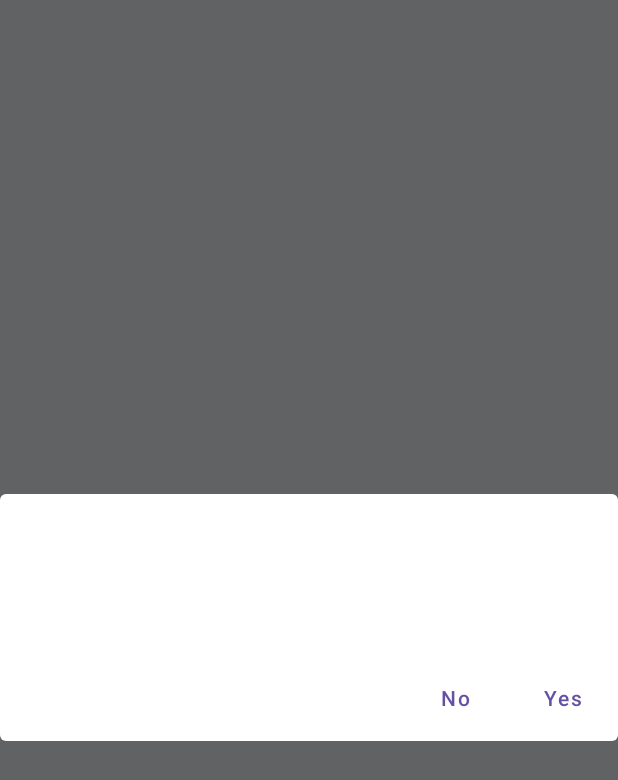
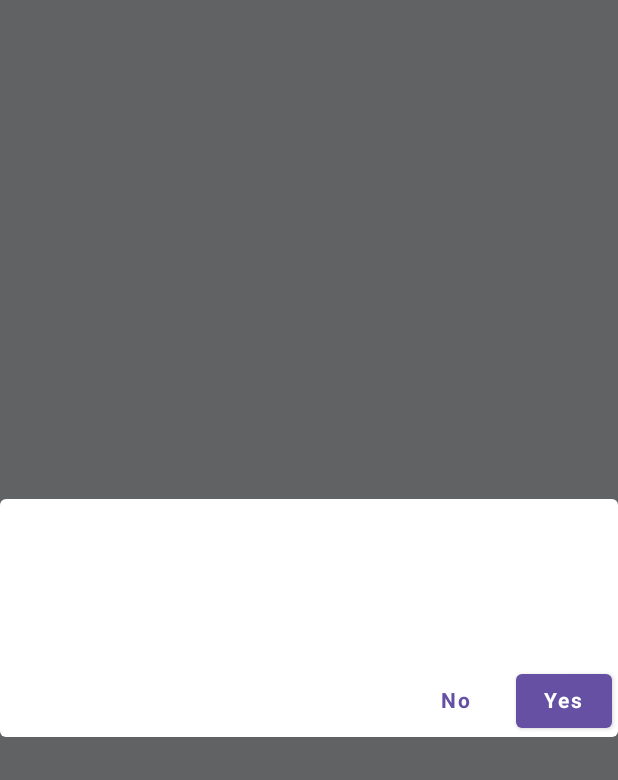
Before and after one commit to satyajeet4047/TodoApp, an Android app built with Jetpack Compose: the composable ConfirmationDialog called with empty values, on a phone screen of 412 x 824 dp. Shown: the top 780 px of the screen. Run offline under Robolectric (Android 15) with nearby library versions, the phone set to English and light mode, and no system bars; our stand-ins replace Dagger/Hilt's generated code.

Commit message:
Cosmetic changes in Dialog

```diff
--- a/app/src/main/java/com/satyajeetmohalkar/todocompose/ui/components/dialog/TodoTaskDialogs.kt
+++ b/app/src/main/java/com/satyajeetmohalkar/todocompose/ui/components/dialog/TodoTaskDialogs.kt
@@ -5,6 +5,7 @@ import androidx.compose.foundation.layout.Row
 import androidx.compose.foundation.layout.fillMaxWidth
 import androidx.compose.foundation.layout.padding
 import androidx.compose.material.AlertDialog
+import androidx.compose.material.Button
 import androidx.compose.material.MaterialTheme
 import androidx.compose.material.Text
 import androidx.compose.material.TextButton
@@ -34,12 +35,17 @@ fun ConfirmationDialog(
                 .fillMaxWidth(),
             onDismissRequest = onDismissed,
             title = {
-                Text(text = title)
+                Text(text = title,
+                    style = MaterialTheme.typography.h6.copy(
+                        fontWeight = FontWeight.Bold
+                    ))
             },
             text = {
                 Text(
                     text = message,
-                    fontSize = 16.sp
+                    style = MaterialTheme.typography.body1.copy(
+                        fontWeight = FontWeight.Medium
+                    )
                 )
             },
             buttons = {
@@ -53,27 +59,27 @@ fun ConfirmationDialog(
                             isDismissed = true
                         },
                         modifier = Modifier
-                            .padding(4.dp)
+                            .padding(horizontal = 4.dp)
                     ) {
                         Text(
                             text = "No",
                             style = MaterialTheme.typography.button.copy(
-                                fontWeight = FontWeight.Medium
+                                fontWeight = FontWeight.Bold
                             )
                         )
                     }
-                    TextButton(
+                    Button(
                         onClick = {
                             onConfirmedYes()
                             isDismissed = true
                         },
                         modifier = Modifier
-                            .padding(4.dp)
+                            .padding(start = 4.dp, end = 4.dp)
                     ) {
                         Text(
                             text = "Yes",
                             style = MaterialTheme.typography.button.copy(
-                                fontWeight = FontWeight.Medium
+                                fontWeight = FontWeight.Bold
                             )
                         )
                     }
--- a/app/src/main/java/com/satyajeetmohalkar/todocompose/ui/screens/taskdetails/TaskScreen.kt
+++ b/app/src/main/java/com/satyajeetmohalkar/todocompose/ui/screens/taskdetails/TaskScreen.kt
@@ -21,7 +21,6 @@ import androidx.compose.runtime.getValue
 import androidx.compose.runtime.mutableStateOf
 import androidx.compose.runtime.remember
 import androidx.compose.runtime.setValue
-import androidx.compose.ui.Alignment
 import androidx.compose.ui.Modifier
 import androidx.compose.ui.platform.LocalContext
 import androidx.compose.ui.unit.dp
@@ -131,7 +130,7 @@ fun TaskContent(
 
     }
 
-    DeleteTaskConfirmationDialog(title ?: "", description ?: "",shouldShowDeleteConfirmationDialog, onDeleteConfirm, onDismiss)
+    DeleteTaskConfirmationDialog("Remove task : $title?", "Are you sure you want to delete this task permanently?",shouldShowDeleteConfirmationDialog, onDeleteConfirm, onDismiss)
 }
 
 
--- a/app/src/main/java/com/satyajeetmohalkar/todocompose/ui/screens/taskslist/TodoTasksListScreen.kt
+++ b/app/src/main/java/com/satyajeetmohalkar/todocompose/ui/screens/taskslist/TodoTasksListScreen.kt
@@ -66,7 +66,7 @@ fun TodoTasksListScreen(
         }
     )
 
-    DeleteTaskConfirmationDialog("Delete All Tasks", "Are you sure you want to delete all todo tasks?",shouldShowDeleteConfirmationDialog, taskListViewModel::deleteAllTasks, {})
+    DeleteTaskConfirmationDialog("Remove Everything??", "Are you sure you want to delete all todo tasks permanently ?",shouldShowDeleteConfirmationDialog, taskListViewModel::deleteAllTasks, {})
 
 }
 
```
